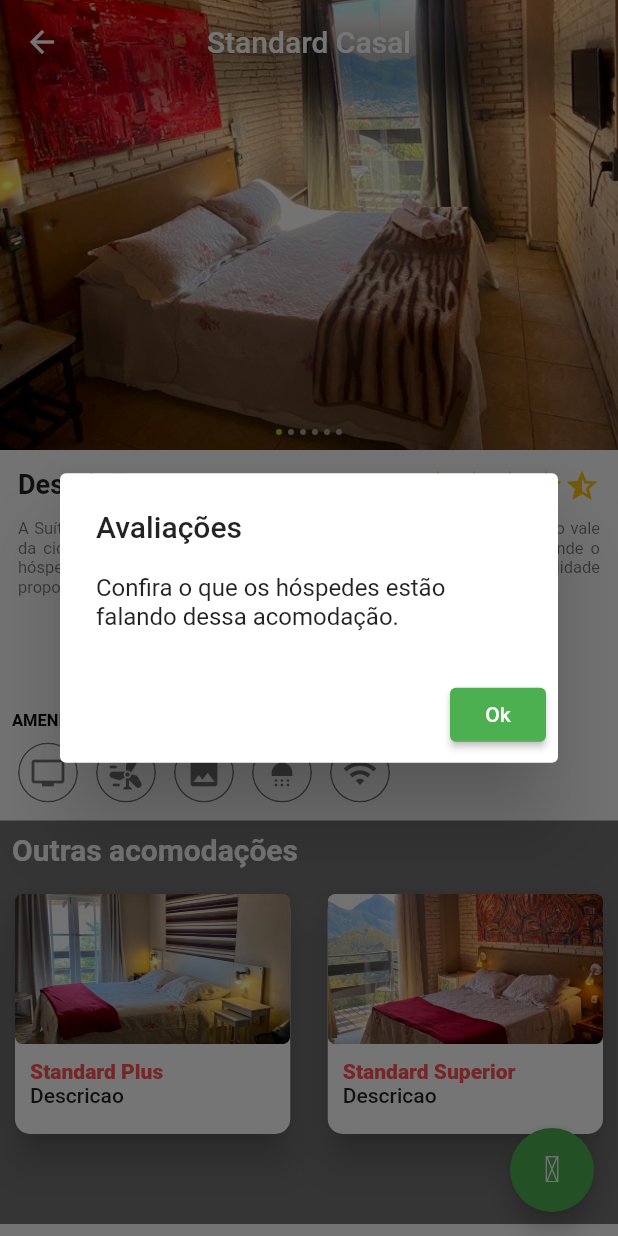
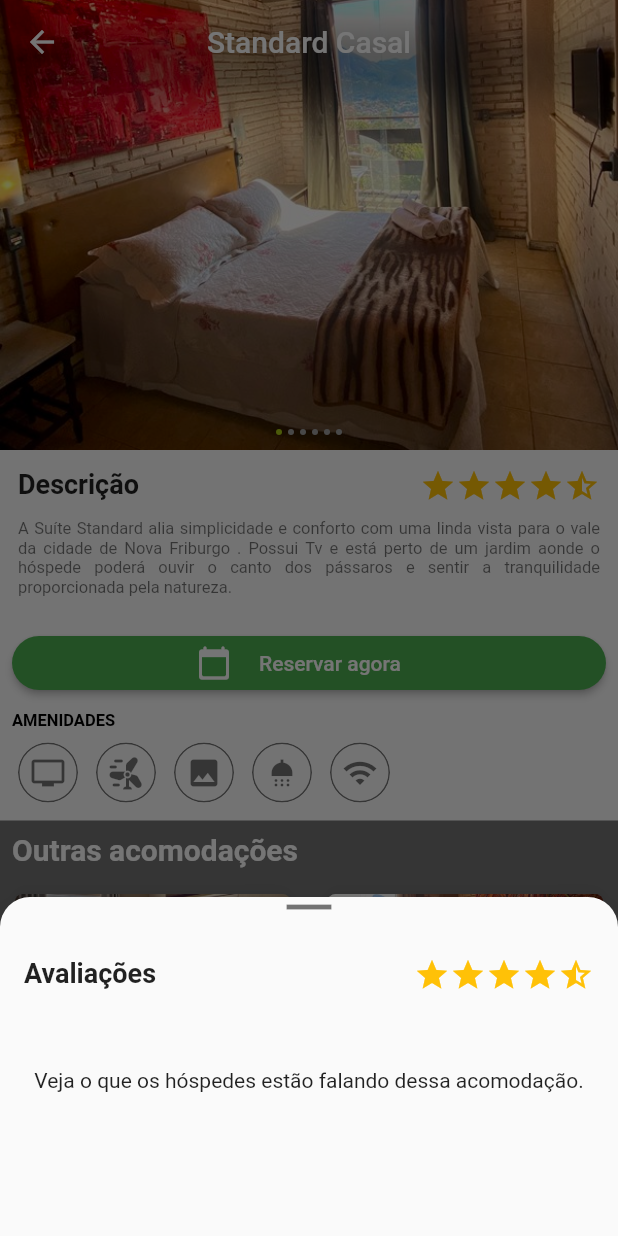
Before and after one commit to mattostiago/vdf, a Flutter app: the StandardCasal screen opened directly, after a tap on the "star purple500" icon, on a phone screen of 412 x 824 dp. Run offline on Flutter 3.47's test engine with Material 2 defaults, Android fonts, the phone set to English and light mode, and no system bars; drawn by our look-alikes of flutter_image_slideshow; our stand-ins replace carousel_slider; statements that could not run were skipped.

Commit message:
Ajustes no modal Avaliações

```diff
--- a/lib/source/components/botoes.dart
+++ b/lib/source/components/botoes.dart
@@ -5,7 +5,7 @@ class Botoes {
   Reservar reservar = Reservar();
   Container botaoReservarAgora(BuildContext context) {
     return Container(
-      width: MediaQuery.of(context).size.width * 0.7,
+      width: MediaQuery.of(context).size.width,
       padding: const EdgeInsets.all(8),
       child: ElevatedButton.icon(
         onPressed: () {
--- a/lib/source/screens/acomodacoes/standard-casal.dart
+++ b/lib/source/screens/acomodacoes/standard-casal.dart
@@ -132,10 +132,46 @@ class _StandardCasalState extends State<StandardCasal> {
                               ],
                             ),
                             onTap: () {
-                              caixa.caixaSimplesTituloEMensagem(
-                                  context,
-                                  "Avaliações",
-                                  "Confira o que os hóspedes estão falando dessa acomodação.");
+                              modal.chamaModal(
+                                context,
+                                Column(
+                                  children: [
+                                    Row(
+                                      crossAxisAlignment:
+                                          CrossAxisAlignment.start,
+                                      mainAxisAlignment:
+                                          MainAxisAlignment.start,
+                                      children: const [
+                                        Text(
+                                          "Avaliações",
+                                          textAlign: TextAlign.start,
+                                          style: TextStyle(
+                                            fontSize: 18,
+                                            fontWeight: FontWeight.w700,
+                                            color: Colors.black87,
+                                          ),
+                                        ),
+                                        Spacer(),
+                                        Icon(Icons.star_purple500_sharp,
+                                            color: Colors.amber),
+                                        Icon(Icons.star_purple500_sharp,
+                                            color: Colors.amber),
+                                        Icon(Icons.star_purple500_sharp,
+                                            color: Colors.amber),
+                                        Icon(Icons.star_purple500_sharp,
+                                            color: Colors.amber),
+                                        Icon(Icons.star_half_sharp,
+                                            color: Colors.amber),
+                                        //Text(  "Avaliações", textAlign: TextAlign.center, ),
+                                      ],
+                                    ),
+                                    const SizedBox(height: 50),
+                                    const Text(
+                                        "Veja o que os hóspedes estão falando dessa acomodação.\n\n\n\n\n"),
+                                  ],
+                                ),
+                              );
+                              // caixa.caixaSimplesTituloEMensagem( context,   "Avaliações",  "Confira o que os hóspedes estão falando dessa acomodação.");
                             },
                           ),
                         ),
```
